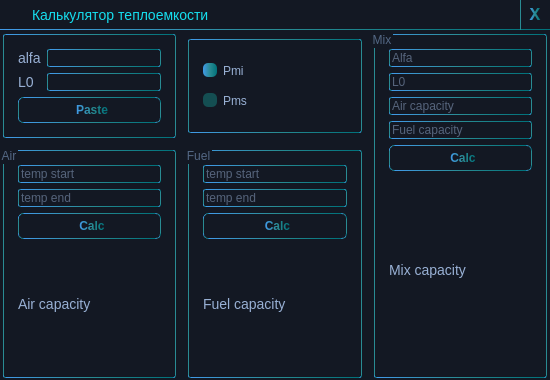
Old version of the form 2modules/duringcalc.ui in the repository Ismaxis/212QtMay.
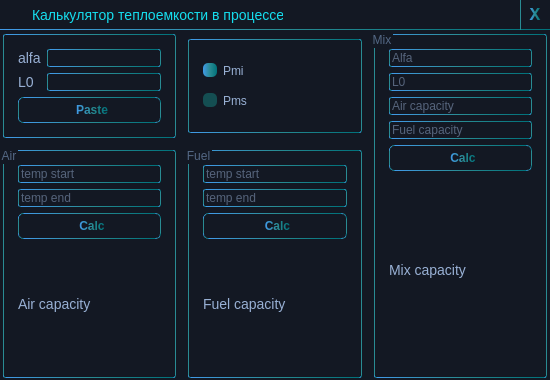
New version of the form.

Diff of the .ui file:
```diff
--- a/2modules/duringcalc.ui
+++ b/2modules/duringcalc.ui
@@ -164,7 +164,7 @@
      <rect>
       <x>32</x>
       <y>5</y>
-      <width>181</width>
+      <width>251</width>
       <height>20</height>
      </rect>
     </property>
@@ -178,7 +178,7 @@
      <string notr="true">border-bottom-width: 0px;</string>
     </property>
     <property name="text">
-     <string>Калькулятор теплоемкости</string>
+     <string>Калькулятор теплоемкости в процессе</string>
     </property>
    </widget>
    <widget class="QLabel" name="icon">
```
